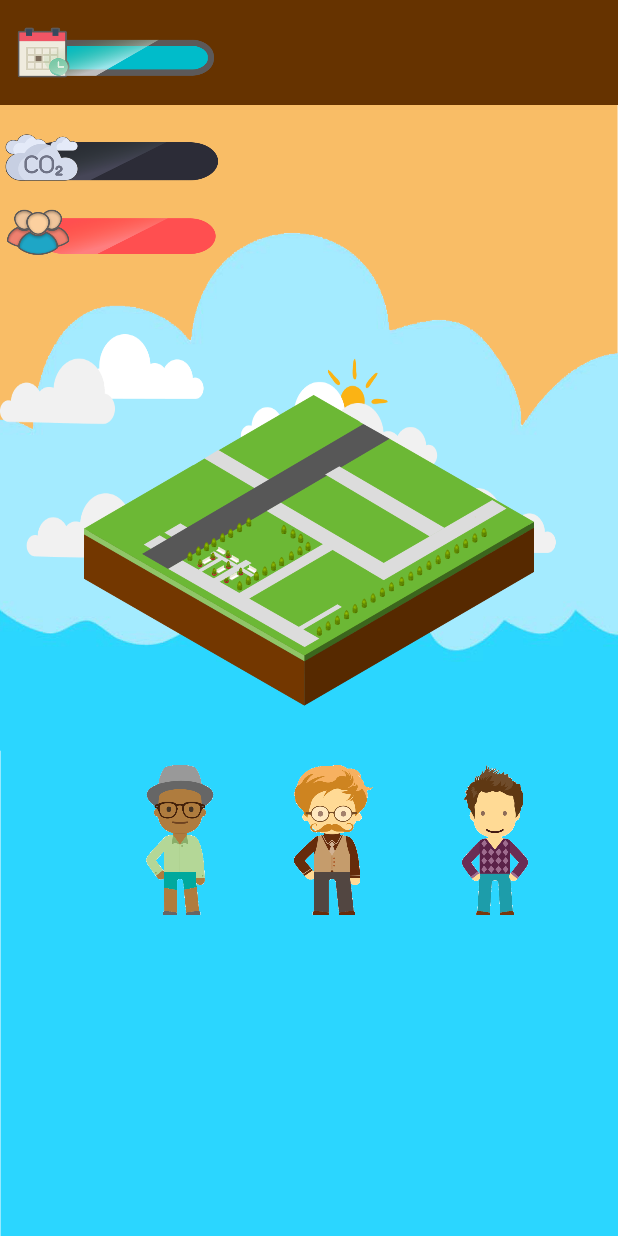
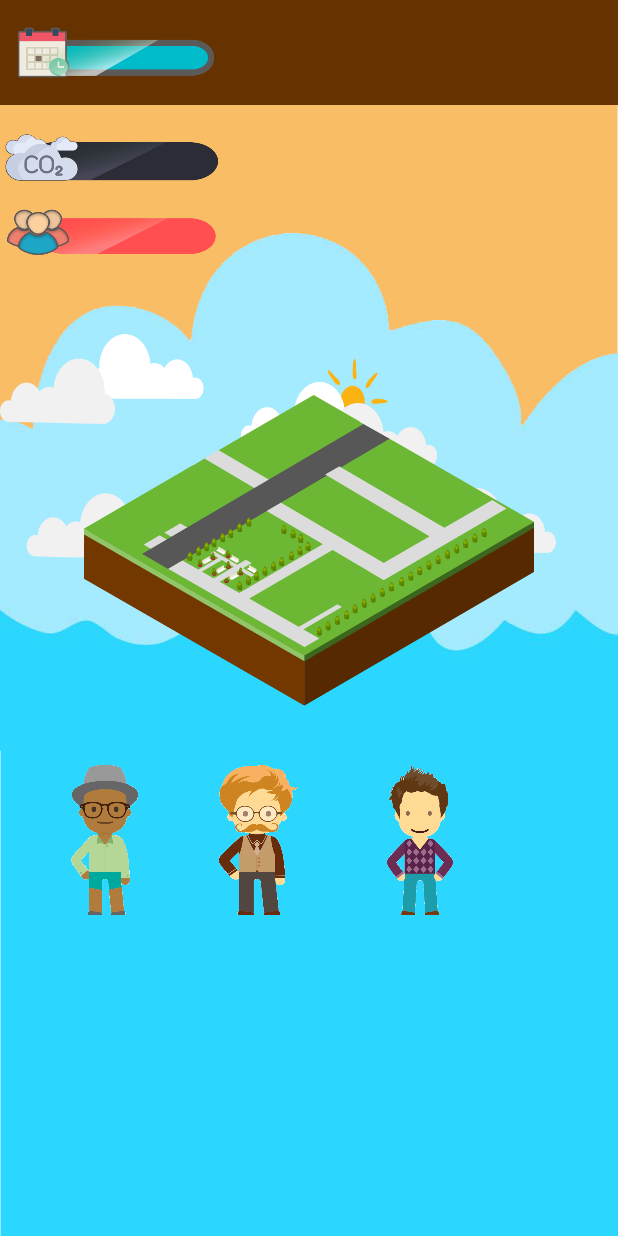
Before and after one commit to Bubblebitoey/GameOfEarth, an Android app: the MainActivity screen opened directly, with no data from a screen before it, on a phone screen of 412 x 824 dp. Run offline under Robolectric (Android 15) with nearby library versions, the light colour scheme and no system bars.

Commit message:
Fixed implement in main layout

```diff
--- a/app/src/main/res/layout/activity_main.xml
+++ b/app/src/main/res/layout/activity_main.xml
@@ -20,7 +20,8 @@
                 android:layout_width="150dp"
                 android:layout_height="50dp"
                 android:layout_marginTop="10dp"
-                android:src="@drawable/calendar"/>
+                android:src="@drawable/calendar"
+                android:contentDescription="@string/calender"/>
 
     </LinearLayout>
 
@@ -29,14 +30,16 @@
             android:layout_width="150dp"
             android:layout_height="50dp"
             android:layout_marginTop="10dp"
-            android:src="@drawable/co2bar"/>
+            android:src="@drawable/co2bar"
+            android:contentDescription="@string/carbon_information"/>
 
     <ImageView
             android:id="@+id/PopulationLabel"
             android:layout_width="150dp"
             android:layout_height="50dp"
             android:layout_marginTop="0dp"
-            android:src="@drawable/pplbar"/>
+            android:src="@drawable/pplbar"
+            android:contentDescription="@string/population_information"/>
 
     <ImageView
             android:id="@+id/City"
@@ -44,46 +47,39 @@
             android:layout_height="300dp"
             android:layout_gravity="center"
             android:layout_marginTop="30dp"
-            android:src="@drawable/city"/>
+            android:src="@drawable/city"
+            android:contentDescription="@string/city_image"/>
 
     <LinearLayout
             android:layout_width="match_parent"
             android:layout_height="match_parent"
             android:orientation="horizontal">
 
-
         <pl.droidsonroids.gif.GifImageView
                 android:id="@+id/ppl1"
                 android:layout_width="80dp"
                 android:layout_height="100dp"
-                android:layout_marginLeft="80dp"
+                android:layout_marginLeft="30dp"
+                android:layout_marginStart="30dp"
                 android:layout_marginTop="0dp"
-                android:src="@drawable/leader_2"
-
-                />
+                android:src="@drawable/leader_2"/>
 
         <pl.droidsonroids.gif.GifImageView
                 android:id="@+id/ppl2"
                 android:layout_width="100dp"
                 android:layout_height="100dp"
                 android:layout_marginLeft="20dp"
+                android:layout_marginStart="20dp"
                 android:layout_marginTop="0dp"
-                android:src="@drawable/leader_1"
-
-                />
+                android:src="@drawable/leader_1"/>
 
         <pl.droidsonroids.gif.GifImageView
                 android:id="@+id/ppl3"
                 android:layout_width="80dp"
                 android:layout_height="100dp"
                 android:layout_marginLeft="10dp"
+                android:layout_marginStart="10dp"
                 android:layout_marginTop="0dp"
-                android:src="@drawable/leader_3"
-
-                />
-
-
+                android:src="@drawable/leader_3"/>
     </LinearLayout>
-
-
 </LinearLayout>
--- a/app/src/main/res/values/strings.xml
+++ b/app/src/main/res/values/strings.xml
@@ -1,3 +1,7 @@
 <resources>
     <string name="app_name">GameOfEarth</string>
+    <string name="calender">calender</string>
+    <string name="carbon_information">carbon information</string>
+    <string name="population_information">population information</string>
+    <string name="city_image">city image</string>
 </resources>
```
